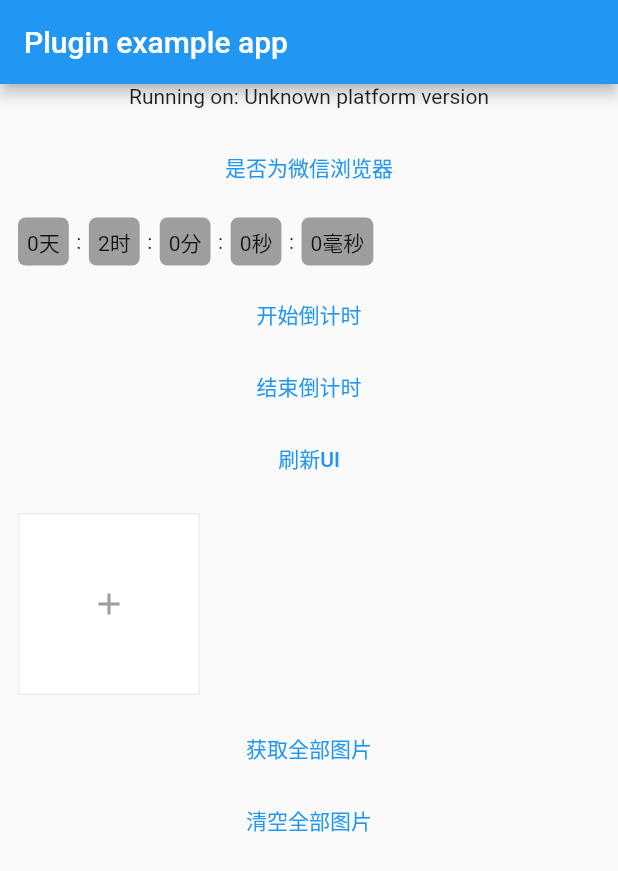
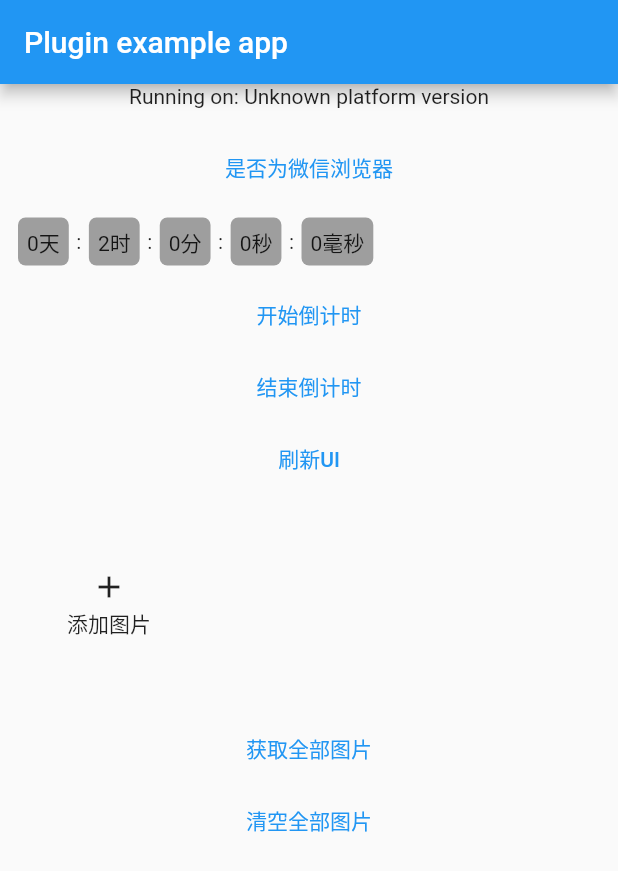
Before and after one commit to mdddj/dd_js_util, a Flutter app: the screen it shows after launch, on a phone screen of 412 x 824 dp. Shown: the top 871 px of the screen. Run offline on Flutter 3.47's test engine with Material 2 defaults, Android fonts, the phone set to English and light mode, and no system bars; drawn by our look-alikes of waterfall_flow; our stand-ins replace cached_network_image, flutter_cache_manager, image_gallery_saver, image_picker, permission_handler; missing offline and left inert: dart:html.

Commit message:
`PictureSelection`组件新增`PlaceholderBuilder`,`MenusBuilder`,`相机选择模式`

```diff
--- a/example/lib/main.dart
+++ b/example/lib/main.dart
@@ -30,8 +30,7 @@
     // Platform messages may fail, so we use a try/catch PlatformException.
     // We also handle the message potentially returning null.
     try {
-      platformVersion =
-          await DdJsUtil.platformVersion ?? 'Unknown platform version';
+      platformVersion = await DdJsUtil.platformVersion ?? 'Unknown platform version';
     } on PlatformException {
       platformVersion = 'Failed to get platform version.';
     }
@@ -46,8 +45,7 @@
     });
   }
 
-
-  final data =DateTime.now().add(Duration(hours: 2));
+  final data = DateTime.now().add(Duration(hours: 2));
 
   final CountDownController _controller = new CountDownController();
 
@@ -66,42 +64,99 @@
               Center(
                 child: Text('Running on: $_platformVersion\n'),
               ),
-              TextButton(onPressed: ()async {
+              TextButton(
+                  onPressed: () async {
                     final result = await DdJsUtil.isWeChatBrowser;
                     print(result);
-              }, child: Text('是否为微信浏览器')),
-
-
-
-
-              CountDown(endTime: "${data.toIso8601String()}",onEnd: (){
+                  },
+                  child: Text('是否为微信浏览器')),
+              CountDown(
+                endTime: "${data.toIso8601String()}",
+                onEnd: () {
                   print('倒计时结束');
-              },autoStart: false,controller: _controller,),
-
-
-              TextButton(onPressed: (){
+                },
+                autoStart: false,
+                controller: _controller,
+              ),
+              TextButton(
+                  onPressed: () {
                     _controller.start();
-              },child: Text('开始倒计时')),
-
-              TextButton(onPressed: (){
+                  },
+                  child: Text('开始倒计时')),
+              TextButton(
+                  onPressed: () {
                     _controller.stop();
-              },child: Text('结束倒计时')),
-
-              TextButton(onPressed: (){
+                  },
+                  child: Text('结束倒计时')),
+              TextButton(
+                  onPressed: () {
                     _controller.refresh();
-              },child: Text('刷新UI')),
-
-
-              PictureSelection(multipleChoice: true,controller: _pictureSelectionController,),
-
-              TextButton(onPressed: (){
+                  },
+                  child: Text('刷新UI')),
+              PictureSelection(
+                multipleChoice: true,
+                controller: _pictureSelectionController,
+                menusBuilder: (a, b) {
+                  return Container(
+                    color: Colors.pink,
+                    child: SingleChildScrollView(
+                        child: Column(
+                      children: [
+                        TextButton(
+                          child: Text('图库选择'),
+                          onPressed: () async {
+                            await a();
+                          },
+                        ),
+                        TextButton(
+                          child: Text('相机选择'),
+                          onPressed: () async {
+                            await b();
+                          },
+                        )
+                      ],
+                    )),
+                  );
+                },
+                placeholderBuilder: (size) {
+                  return SizedBox(
+                      width: size.width,
+                      height: size.height,
+                      child: Center(
+                        child: Column(
+                          mainAxisAlignment: MainAxisAlignment.center,
+                          children: [
+                            Icon(Icons.add),
+                            SizedBox(height: 2),
+                            Text('添加图片'),
+                          ],
+                        ),
+                      ));
+                },
+                itemBuilder: ( context, file, size, onRemove){
+                  return SizedBox(
+                    width: size.width,
+                    height: size.height,
+                    child: GestureDetector(child: Image.file(file),onTap:(){
+                      //点击图片删除
+                      onRemove(file);
+                    }),
+                  );
+                },
+              ),
+              TextButton(
+                onPressed: () {
                   final files = _pictureSelectionController.getFiles;
                   print(files);
-              }, child: Text('获取全部图片'),),
-              TextButton(onPressed: (){
+                },
+                child: Text('获取全部图片'),
+              ),
+              TextButton(
+                onPressed: () {
                   _pictureSelectionController.clean();
-              }, child: Text('清空全部图片'),)
-
+                },
+                child: Text('清空全部图片'),
+              )
             ],
           ),
         ),
--- a/lib/widget/picture_selection.dart
+++ b/lib/widget/picture_selection.dart
@@ -63,12 +63,71 @@
   final ValueChanged<File>? removed;
 
   /// 自定义图片布局
+  ///
+  ///
+  ///
+  /// 例子
+  ///                 itemBuilder: ( context, file, size, onRemove){
+  ///                   return SizedBox(
+  ///                     width: size.width,
+  ///                     height: size.height,
+  ///                     child: GestureDetector(child: Image.file(file),onTap:(){
+  ///                       //点击图片删除
+  ///                       onRemove(file);
+  ///                     }),
+  ///                   );
+  ///                 },
+  ///
+  ///
   final ImageItemRender? itemBuilder;
 
   /// 自定义占位小部件
+  ///
+  ///
+  /// 例子
+  ///                 placeholderBuilder: (size) {
+  ///                   return SizedBox(
+  ///                       width: size.width,
+  ///                       height: size.height,
+  ///                       child: Center(
+  ///                         child: Column(
+  ///                           mainAxisAlignment: MainAxisAlignment.center,
+  ///                           children: [
+  ///                             Icon(Icons.add),
+  ///                             SizedBox(height: 2),
+  ///                             Text('添加图片'),
+  ///                           ],
+  ///                         ),
+  ///                       ));
+  ///                 },
+  ///
+  ///
   final PlaceholderBuilder? placeholderBuilder;
 
   /// 自定义弹出菜单布局
+  ///
+  /// [Function] - 参数1 - 相册选择方式回调函数
+  /// [Function] - 参数2 - 相机拍摄选择模式
+  ///
+  ///
+  /// 例子:
+  ///                 menusBuilder: (a,b){
+  ///                   return Container(
+  ///                     color: Colors.pink,
+  ///                     child: SingleChildScrollView(
+  ///                       child: Column(children: [
+  ///                         TextButton(child: Text('图库选择'),onPressed: () async {
+  ///                           await a();
+  ///                         },),
+  ///                         TextButton(child: Text('相机选择'),onPressed: () async {
+  ///                           await b();
+  ///                         },)
+  ///                       ],)
+  ///                     ),
+  ///                   );
+  ///                 },
+  ///
+  ///
   final MenusBuilder? menusBuilder;
 
   /// 组件的控制器
@@ -129,7 +188,7 @@
   Widget _renderPlaceholderWidget() {
     return LayoutBuilder(builder: (BuildContext context, BoxConstraints constraints) {
       if(widget.placeholderBuilder!=null){
-        return widget.placeholderBuilder!.call(Size(constraints.maxWidth, constraints.maxHeight)).addTap(showSelection);
+        return widget.placeholderBuilder!.call(Size(constraints.maxWidth,constraints.maxWidth)).addTap(showSelection);
       }
       return ImageAddIcon().addTap(showSelection);
     },);
@@ -144,7 +203,8 @@
   Widget _renderImageItem(File file) {
     if(widget.itemBuilder!=null){
       return LayoutBuilder(builder: (BuildContext context, BoxConstraints constraints) {
-        return widget.itemBuilder!.call(context, file,Size(constraints.maxWidth, constraints.maxHeight), _removeFile);
+
+        return widget.itemBuilder!.call(context, file,Size(constraints.maxWidth, constraints.maxWidth), _removeFile);
       },);
     }
     /// 默认的布局
```
Lines whose indentation alone changed are shown as unchanged.
